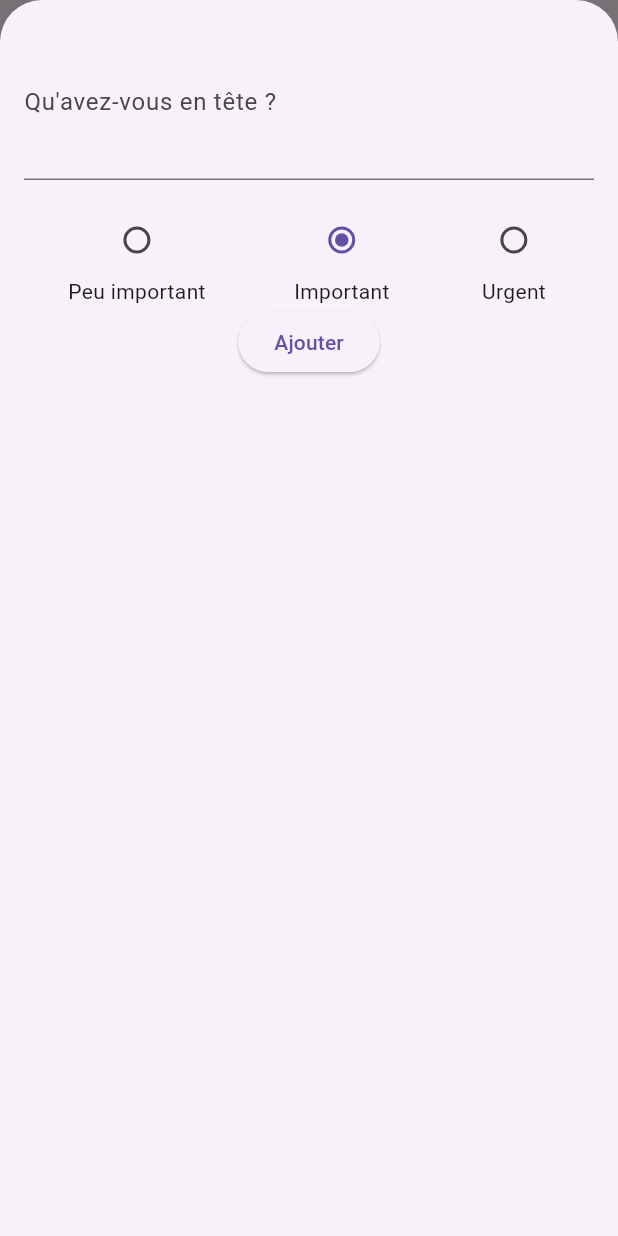
After one commit to Fenysk/4_flutter_todo_app, a Flutter app: the screen it shows after launch, after a tap on the "add" icon, on a phone screen of 412 x 824 dp. The commit adds this screen. Run offline on Flutter 3.47's test engine with Material 3 defaults, Android fonts, the phone set to English and light mode, and no system bars.

Commit message:
✨ Add todo

```diff
--- /dev/null
+++ b/lib/todo_app.dart
@@ -0,0 +1,90 @@
+import 'package:flutter/material.dart';
+import 'package:todo_app/models/todo.dart';
+import 'package:todo_app/widgets/todo_list.dart';
+import 'package:todo_app/data/todos_data.dart';
+import 'package:todo_app/widgets/add_new_todo_modal.dart';
+
+class TodoApp extends StatefulWidget {
+  const TodoApp({super.key});
+
+  @override
+  State<TodoApp> createState() => _TodoAppState();
+}
+
+class _TodoAppState extends State<TodoApp> {
+  void _toggleDone(String id) {
+    setState(() {
+      final todo = todosData.firstWhere((todo) => todo.id == id);
+      todo.done = !todo.done;
+    });
+  }
+
+  List<Todo> get _notDoneTodos {
+    return todosData.where((todo) => !todo.done).toList();
+  }
+
+  List<Todo> get _doneTodos {
+    return todosData.where((todo) => todo.done).toList();
+  }
+
+  void _openAddTodoOverlay() {
+    showModalBottomSheet(
+      context: context,
+      builder: (modalContext) {
+        return Padding(
+          padding: const EdgeInsets.all(16.0),
+          child: AddNewTodoModal(onAddNewTodo: _addNewTodo),
+        );
+      },
+      isScrollControlled: true,
+      useSafeArea: true,
+    );
+  }
+
+  void _addNewTodo(Todo newTodo) {
+    setState(() {
+      todosData.add(newTodo);
+    });
+  }
+
+  @override
+  Widget build(BuildContext context) {
+    return Scaffold(
+      appBar: AppBar(
+        title: const Text('Todo App'),
+        actions: [
+          IconButton(
+            icon: const Icon(Icons.add),
+            onPressed: _openAddTodoOverlay,
+          ),
+        ],
+      ),
+      body: Center(
+        child: Column(
+          children: [
+            _notDoneTodos.isNotEmpty
+                ? TodoList(
+                    todos: _notDoneTodos,
+                    onToggleDone: _toggleDone,
+                  )
+                : const Padding(
+                    padding: EdgeInsets.all(16.0),
+                    child: Text('No tasks pending'),
+                  ),
+            if (_notDoneTodos.isNotEmpty && _doneTodos.isNotEmpty)
+              const Divider(),
+            _doneTodos.isNotEmpty
+                ? TodoList(
+                    todos: _doneTodos,
+                    onToggleDone: _toggleDone,
+                  )
+                : const Padding(
+                    padding: EdgeInsets.all(16.0),
+                    child: Text('No completed tasks'),
+                  ),
+          ],
+        ),
+      ),
+    );
+  }
+}
--- /dev/null
+++ b/lib/widgets/add_new_todo_modal.dart
@@ -0,0 +1,97 @@
+import 'package:flutter/material.dart';
+import 'package:todo_app/models/todo.dart';
+
+class AddNewTodoModal extends StatefulWidget {
+  const AddNewTodoModal({super.key, required this.onAddNewTodo});
+
+  final void Function(Todo newTodo) onAddNewTodo;
+
+  @override
+  State<AddNewTodoModal> createState() => _AddNewTodoModalState();
+}
+
+class _AddNewTodoModalState extends State<AddNewTodoModal> {
+  final TextEditingController textController = TextEditingController();
+  Priority priority = Priority.normal;
+
+  String getPriorityLabel(Priority priority) {
+    switch (priority) {
+      case Priority.low:
+        return 'Peu important';
+      case Priority.normal:
+        return 'Important';
+      case Priority.high:
+        return 'Urgent';
+    }
+  }
+
+  void _showErrorDialog() {
+    showDialog(
+      context: context,
+      builder: (context) {
+        return AlertDialog(
+          title: const Text('Erreur'),
+          content: const Text('Veuillez saisir un texte pour la tâche.'),
+          actions: [
+            TextButton(
+              onPressed: () => Navigator.of(context).pop(),
+              child: const Text('OK'),
+            ),
+          ],
+        );
+      },
+    );
+  }
+
+  void _submitNewTodoData() {
+    final textIsValid = textController.text.isNotEmpty;
+
+    if (!textIsValid) _showErrorDialog();
+
+    widget.onAddNewTodo(
+      Todo(
+        text: textController.text,
+        priority: priority,
+      ),
+    );
+
+    Navigator.of(context).pop();
+  }
+
+  @override
+  Widget build(BuildContext context) {
+    return Column(
+      children: [
+        TextField(
+          maxLines: 3,
+          controller: textController,
+          decoration: const InputDecoration(
+            labelText: 'Qu\'avez-vous en tête ?',
+          ),
+        ),
+        const SizedBox(height: 16),
+        Row(
+          mainAxisAlignment: MainAxisAlignment.spaceAround,
+          children: [
+            ...Priority.values.map((priority) => Column(
+                  children: [
+                    Radio<Priority>(
+                      value: priority,
+                      groupValue: this.priority,
+                      onChanged: (value) {
+                        setState(() => this.priority = value!);
+                      },
+                    ),
+                    Text(getPriorityLabel(priority)),
+                  ],
+                )),
+          ],
+        ),
+        ElevatedButton(
+          onPressed: _submitNewTodoData,
+          child: const Text('Ajouter'),
+        ),
+      ],
+    );
+  }
+}
```
Also changed, not shown: lib/main.dart (+7 -60 lines).
